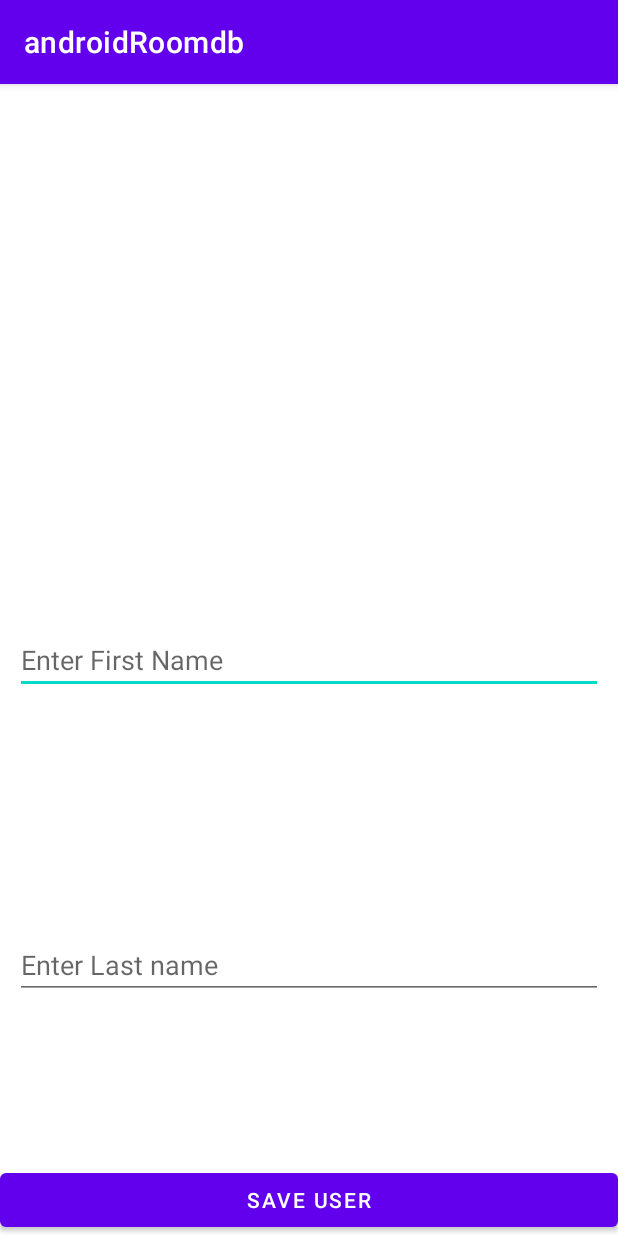
After one commit to TimzOwen/AndroidRoomDatabase, an Android app: the AddNewUserActivity screen opened directly, with no data from a screen before it, on a phone screen of 412 x 824 dp. The commit adds this screen. Run offline under Robolectric (Android 15) with nearby library versions, the phone set to English and light mode, and no system bars.

Commit message:
upated UI

```diff
--- a/app/src/main/AndroidManifest.xml
+++ b/app/src/main/AndroidManifest.xml
@@ -9,6 +9,7 @@
         android:roundIcon="@mipmap/ic_launcher_round"
         android:supportsRtl="true"
         android:theme="@style/Theme.AndroidRoomdb">
+        <activity android:name=".AddNewUserActivity"></activity>
         <activity android:name=".MainActivity">
             <intent-filter>
                 <action android:name="android.intent.action.MAIN" />
--- /dev/null
+++ b/app/src/main/java/com/codewithtimzowen/androidroomdb/AddNewUserActivity.java
@@ -0,0 +1,14 @@
+package com.codewithtimzowen.androidroomdb;
+
+import androidx.appcompat.app.AppCompatActivity;
+
+import android.os.Bundle;
+
+public class AddNewUserActivity extends AppCompatActivity {
+
+    @Override
+    protected void onCreate(Bundle savedInstanceState) {
+        super.onCreate(savedInstanceState);
+        setContentView(R.layout.activity_add_new_user);
+    }
+}
--- /dev/null
+++ b/app/src/main/res/layout/activity_add_new_user.xml
@@ -0,0 +1,38 @@
+<?xml version="1.0" encoding="utf-8"?>
+<androidx.constraintlayout.widget.ConstraintLayout
+    xmlns:android="http://schemas.android.com/apk/res/android"
+    xmlns:app="http://schemas.android.com/apk/res-auto"
+    xmlns:tools="http://schemas.android.com/tools"
+    android:layout_width="match_parent"
+    android:layout_height="match_parent"
+    tools:context=".AddNewUserActivity">
+
+    <EditText
+        android:id="@+id/etFName"
+        android:layout_width="match_parent"
+        android:layout_height="wrap_content"
+        android:hint="@string/enter_first_name"
+        app:layout_constraintStart_toStartOf="parent"
+        app:layout_constraintTop_toTopOf="parent"
+        app:layout_constraintBottom_toBottomOf="parent"
+        android:layout_margin="10dp"/>
+    <EditText
+        android:id="@+id/etLName"
+        android:layout_width="match_parent"
+        android:layout_height="wrap_content"
+        android:hint="@string/enter_last_name"
+        app:layout_constraintStart_toStartOf="parent"
+        app:layout_constraintTop_toBottomOf="@id/etFName"
+        app:layout_constraintBottom_toBottomOf="parent"
+        android:layout_margin="10dp"/>
+    <Button
+        android:id="@+id/btnSaveUser"
+        android:layout_width="match_parent"
+        android:layout_height="wrap_content"
+        app:layout_constraintEnd_toEndOf="parent"
+        app:layout_constraintBottom_toBottomOf="parent"
+        app:layout_constraintStart_toEndOf="parent"
+        android:text="@string/save_user"/>
+
+
+</androidx.constraintlayout.widget.ConstraintLayout>
--- a/app/src/main/res/values/strings.xml
+++ b/app/src/main/res/values/strings.xml
@@ -1,3 +1,7 @@
 <resources>
     <string name="app_name">androidRoomdb</string>
+    <string name="add_user">Add USer</string>
+    <string name="enter_first_name">Enter First Name</string>
+    <string name="enter_last_name">Enter Last name</string>
+    <string name="save_user">save user</string>
 </resources>
```
Also changed, not shown: app/src/main/res/layout/activity_main.xml (+19 -2 lines).
